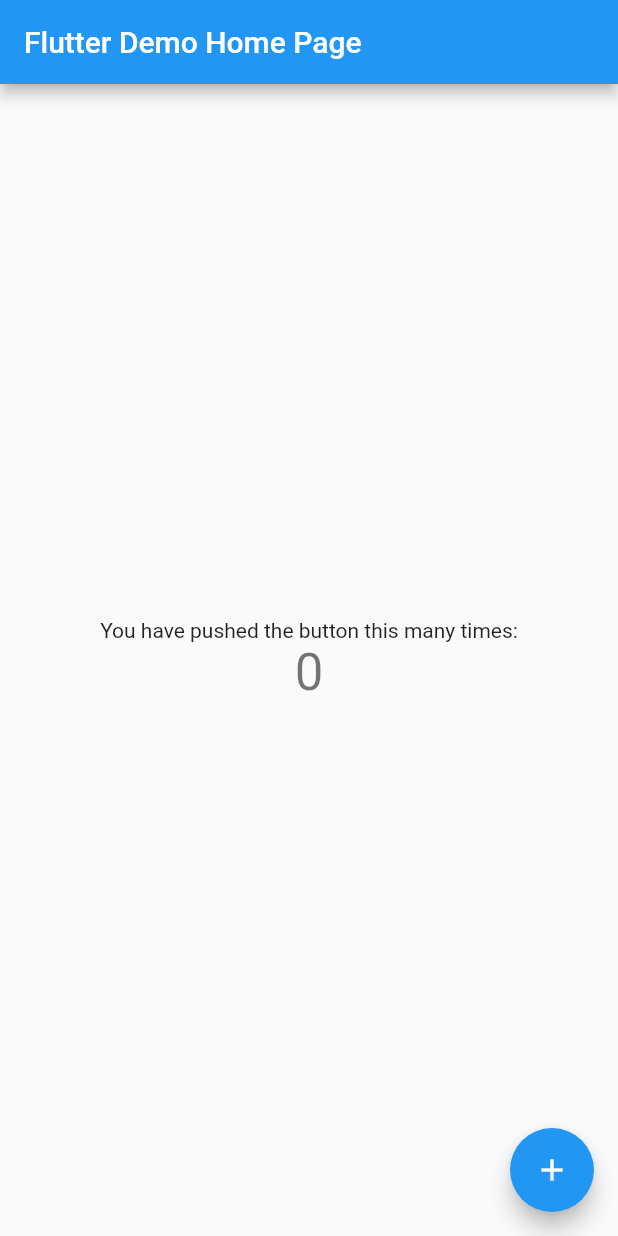
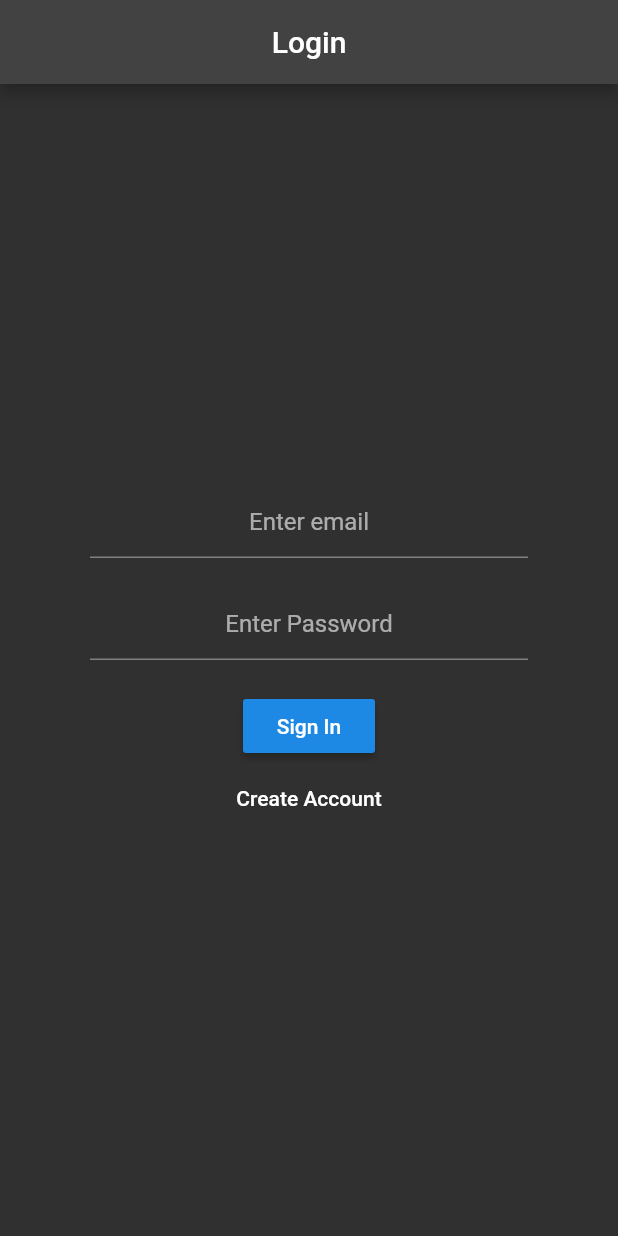
Before and after one commit to abdulawalarif/todo-app, a Flutter app: the screen it shows after launch, on a phone screen of 412 x 824 dp. Run offline on Flutter 3.47's test engine with Material 2 defaults, Android fonts, the phone set to English and light mode, and no system bars; our stand-ins replace cloud_firestore, firebase_auth, firebase_core; accounts and stored records are empty.

Commit message:
Login Screen with signup With error

```diff
--- a/lib/main.dart
+++ b/lib/main.dart
@@ -1,123 +1,88 @@
+import 'package:cloud_firestore/cloud_firestore.dart';
+import 'package:firebase_auth/firebase_auth.dart';
+import 'package:flutter/material.dart';
+
 import 'package:firebase_core/firebase_core.dart';
-import 'package:flutter/material.dart';
-import 'firebase_options.dart';
+import 'package:todoapp/screens/home.dart';
+import 'package:todoapp/screens/login.dart';
+import 'package:todoapp/services/auth.dart';
 
-void main() async {
-  WidgetsFlutterBinding.ensureInitialized();
-  await Firebase.initializeApp(
-    options: DefaultFirebaseOptions.currentPlatform,
-  );
+void main() {
   runApp(
-    const MyApp(),
+    App(),
   );
 }
 
-class MyApp extends StatelessWidget {
-  const MyApp({Key? key}) : super(key: key);
-
-  // This widget is the root of your application.
+class App extends StatelessWidget {
   @override
   Widget build(BuildContext context) {
     return MaterialApp(
-      title: 'Flutter Demo',
-      theme: ThemeData(
-        // This is the theme of your application.
-        //
-        // Try running your application with "flutter run". You'll see the
-        // application has a blue toolbar. Then, without quitting the app, try
-        // changing the primarySwatch below to Colors.green and then invoke
-        // "hot reload" (press "r" in the console where you ran "flutter run",
-        // or simply save your changes to "hot reload" in a Flutter IDE).
-        // Notice that the counter didn't reset back to zero; the application
-        // is not restarted.
-        primarySwatch: Colors.blue,
+      debugShowCheckedModeBanner: false,
+      theme: ThemeData.dark(),
+      home: FutureBuilder(
+        // Initialize FlutterFire:
+        future: Firebase.initializeApp(),
+        builder: (context, snapshot) {
+          // Check for errors
+          if (snapshot.hasError) {
+            return Scaffold(
+              body: Center(
+                child: const Text("Error"),
+              ),
+            );
+          }
+          // Once complete, show your application
+          if (snapshot.connectionState == ConnectionState.done) {
+            return Root();
+          }
+          // Otherwise, show something whilst waiting for initialization to complete
+          return Scaffold(
+            body: Center(
+              child: const Text("Loading..."),
+            ),
+          );
+        },
       ),
-      home: const MyHomePage(title: 'Flutter Demo Home Page'),
     );
   }
 }
 
-class MyHomePage extends StatefulWidget {
-  const MyHomePage({Key? key, required this.title}) : super(key: key);
-
-  // This widget is the home page of your application. It is stateful, meaning
-  // that it has a State object (defined below) that contains fields that affect
-  // how it looks.
-
-  // This class is the configuration for the state. It holds the values (in this
-  // case the title) provided by the parent (in this case the App widget) and
-  // used by the build method of the State. Fields in a Widget subclass are
-  // always marked "final".
-
-  final String title;
+class Root extends StatefulWidget {
+  const Root({Key? key}) : super(key: key);
 
   @override
-  State<MyHomePage> createState() => _MyHomePageState();
+  State<Root> createState() => _RootState();
 }
 
-class _MyHomePageState extends State<MyHomePage> {
-  int _counter = 0;
-
-  void _incrementCounter() {
-    setState(() {
-      // This call to setState tells the Flutter framework that something has
-      // changed in this State, which causes it to rerun the build method below
-      // so that the display can reflect the updated values. If we changed
-      // _counter without calling setState(), then the build method would not be
-      // called again, and so nothing would appear to happen.
-      _counter++;
-    });
-  }
+class _RootState extends State<Root> {
+  final FirebaseAuth _auth = FirebaseAuth.instance;
+  final FirebaseFirestore _firestore = FirebaseFirestore.instance;
 
   @override
   Widget build(BuildContext context) {
-    // This method is rerun every time setState is called, for instance as done
-    // by the _incrementCounter method above.
-    //
-    // The Flutter framework has been optimized to make rerunning build methods
-    // fast, so that you can just rebuild anything that needs updating rather
-    // than having to individually change instances of widgets.
-    return Scaffold(
-      appBar: AppBar(
-        // Here we take the value from the MyHomePage object that was created by
-        // the App.build method, and use it to set our appbar title.
-        title: Text(widget.title),
-      ),
-      body: Center(
-        // Center is a layout widget. It takes a single child and positions it
-        // in the middle of the parent.
-        child: Column(
-          // Column is also a layout widget. It takes a list of children and
-          // arranges them vertically. By default, it sizes itself to fit its
-          // children horizontally, and tries to be as tall as its parent.
-          //
-          // Invoke "debug painting" (press "p" in the console, choose the
-          // "Toggle Debug Paint" action from the Flutter Inspector in Android
-          // Studio, or the "Toggle Debug Paint" command in Visual Studio Code)
-          // to see the wireframe for each widget.
-          //
-          // Column has various properties to control how it sizes itself and
-          // how it positions its children. Here we use mainAxisAlignment to
-          // center the children vertically; the main axis here is the vertical
-          // axis because Columns are vertical (the cross axis would be
-          // horizontal).
-          mainAxisAlignment: MainAxisAlignment.center,
-          children: <Widget>[
-            const Text(
-              'You have pushed the button this many times:',
+    return StreamBuilder(
+      stream: Auth(auth: _auth).user,
+      builder: (BuildContext context, AsyncSnapshot<User?> snapshot) {
+        if (snapshot.connectionState == ConnectionState.active) {
+          if (snapshot.data?.uid == null) {
+            return Login(
+              auth: _auth,
+              firestore: _firestore,
+            );
+          } else {
+            return Home(
+              auth: _auth,
+              firestore: _firestore,
+            );
+          }
+        } else {
+          return Scaffold(
+            body: Center(
+              child: const Text("Loading..."),
             ),
-            Text(
-              '$_counter',
-              style: Theme.of(context).textTheme.headline4,
-            ),
-          ],
-        ),
-      ),
-      floatingActionButton: FloatingActionButton(
-        onPressed: _incrementCounter,
-        tooltip: 'Increment',
-        child: const Icon(Icons.add),
-      ), // This trailing comma makes auto-formatting nicer for build methods.
+          );
+        }
+      },
     );
   }
 }
--- /dev/null
+++ b/lib/screens/login.dart
@@ -0,0 +1,104 @@
+import 'package:cloud_firestore/cloud_firestore.dart';
+import 'package:firebase_auth/firebase_auth.dart';
+import 'package:flutter/material.dart';
+import 'package:todoapp/services/auth.dart';
+
+class Login extends StatefulWidget {
+  final FirebaseAuth auth;
+  final FirebaseFirestore firestore;
+
+  const Login({
+    Key? key,
+    required this.auth,
+    required this.firestore,
+  }) : super(key: key);
+
+  @override
+  State<Login> createState() => _LoginState();
+}
+
+class _LoginState extends State<Login> {
+  final TextEditingController _emailController = TextEditingController();
+  final TextEditingController _passwordController = TextEditingController();
+  @override
+  Widget build(BuildContext context) {
+    return Scaffold(
+      appBar: AppBar(
+        title: Center(
+          child: Text("Login"),
+        ),
+      ),
+      body: Center(
+        child: Padding(
+          padding: const EdgeInsets.all(60.0),
+          child: Builder(
+            builder: (BuildContext context) {
+              return Column(
+                mainAxisAlignment: MainAxisAlignment.center,
+                children: [
+                  TextFormField(
+                    textAlign: TextAlign.center,
+                    decoration: const InputDecoration(hintText: "Enter email"),
+                    controller: _emailController,
+                  ),
+                  SizedBox(
+                    height: 20,
+                  ),
+                  TextFormField(
+                    textAlign: TextAlign.center,
+                    decoration:
+                        const InputDecoration(hintText: "Enter Password"),
+                    controller: _passwordController,
+                  ),
+                  SizedBox(
+                    height: 20,
+                  ),
+                  RaisedButton(
+                    onPressed: () async {
+                      final String retVal =
+                          await Auth(auth: widget.auth).signIn(
+                        email: _emailController.text,
+                        password: _passwordController.text,
+                      );
+                      if (retVal == "Success") {
+                        _emailController.clear();
+                        _passwordController.clear();
+                      } else {
+                        Scaffold.of(context).showSnackBar(
+                          SnackBar(
+                            content: Text(retVal),
+                          ),
+                        );
+                      }
+                    },
+                    child: const Text("Sign In"),
+                  ),
+                  FlatButton(
+                    onPressed: () async {
+                      final String retVal =
+                          await Auth(auth: widget.auth).createAccount(
+                        email: _emailController.text,
+                        password: _passwordController.text,
+                      );
+                      if (retVal == "Success") {
+                        _emailController.clear();
+                        _passwordController.clear();
+                      } else {
+                        Scaffold.of(context).showSnackBar(
+                          SnackBar(
+                            content: Text(retVal),
+                          ),
+                        );
+                      }
+                    },
+                    child: const Text("Create Account"),
+                  ),
+                ],
+              );
+            },
+          ),
+        ),
+      ),
+    );
+  }
+}
--- /dev/null
+++ b/lib/services/auth.dart
@@ -0,0 +1,48 @@
+import 'package:firebase_auth/firebase_auth.dart';
+
+class Auth {
+  final FirebaseAuth auth;
+  Auth({required this.auth});
+  Stream<User?> get user => auth.authStateChanges();
+
+  Future<String> createAccount(
+      {required String email, required String password}) async {
+    try {
+      await auth.createUserWithEmailAndPassword(
+        email: email.trim(),
+        password: password.trim(),
+      );
+      return "Success";
+    } on FirebaseAuthException catch (e) {
+      return e.message.toString();
+    } catch (e) {
+      rethrow;
+    }
+  }
+
+  Future<String> signIn(
+      {required String email, required String password}) async {
+    try {
+      await auth.signInWithEmailAndPassword(
+        email: email.trim(),
+        password: password.trim(),
+      );
+      return "Success";
+    } on FirebaseAuthException catch (e) {
+      return e.message.toString();
+    } catch (e) {
+      rethrow;
+    }
+  }
+
+  Future<String> signOut() async {
+    try {
+      await auth.signOut();
+      return "Success";
+    } on FirebaseAuthException catch (e) {
+      return e.message.toString();
+    } catch (e) {
+      rethrow;
+    }
+  }
+}
--- a/pubspec.yaml
+++ b/pubspec.yaml
@@ -34,7 +34,10 @@ dependencies:
   # The following adds the Cupertino Icons font to your application.
   # Use with the CupertinoIcons class for iOS style icons.
   cupertino_icons: ^1.0.2
-  firebase_core: ^1.21.0
+  firebase_core:
+  firebase_auth:
+  cloud_firestore:
+  lint:
 
 dev_dependencies:
   flutter_test:
```
Also changed, not shown: lib/screens/home.dart (added, +31 -0 lines), pubspec.lock, 2 other files.
